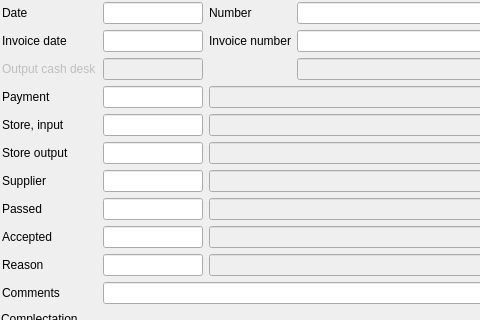
This is FrontDesk/c5storedoc.ui in End1-1/Cafe5 as Qt 5 draws it before an edit; both pictures show x 0 to 480 and y 0 to 320 of the 1162 by 613 pixel window. The edited form follows.
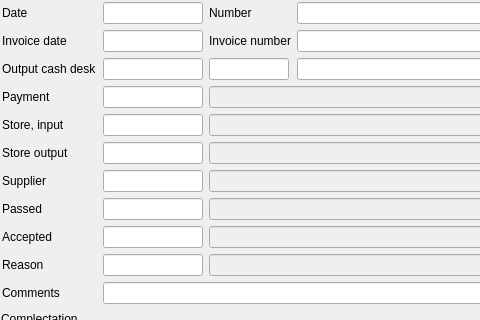
This is the edited form. Icons and pictures are not drawn. Custom widgets are drawn as their Qt base class.

```diff
--- a/FrontDesk/c5storedoc.ui
+++ b/FrontDesk/c5storedoc.ui
@@ -245,9 +245,9 @@
        </widget>
       </item>
       <item row="2" column="3">
-       <widget class="C5LineEditWithSelector" name="leCashDoc">
+       <widget class="C5LineEditWithSelector" name="leCashName">
         <property name="enabled">
-         <bool>false</bool>
+         <bool>true</bool>
         </property>
         <property name="readOnly">
          <bool>true</bool>
@@ -400,7 +400,7 @@
       <item row="2" column="0">
        <widget class="QLabel" name="lbCashDoc">
         <property name="enabled">
-         <bool>false</bool>
+         <bool>true</bool>
         </property>
         <property name="text">
          <string>Output cash desk</string>
@@ -410,7 +410,7 @@
       <item row="2" column="1">
        <widget class="C5DateEdit" name="deCashDate">
         <property name="enabled">
-         <bool>false</bool>
+         <bool>true</bool>
         </property>
         <property name="maximumSize">
          <size>
@@ -420,6 +420,16 @@
         </property>
        </widget>
       </item>
+      <item row="2" column="2">
+       <widget class="C5LineEditWithSelector" name="leCash">
+        <property name="maximumSize">
+         <size>
+          <width>80</width>
+          <height>16777215</height>
+         </size>
+        </property>
+       </widget>
+      </item>
      </layout>
     </widget>
    </item>
@@ -861,16 +871,16 @@
   </layout>
  </widget>
  <customwidgets>
-  <customwidget>
-   <class>C5LineEditWithSelector</class>
-   <extends>QLineEdit</extends>
-   <header location="global">c5lineeditwithselector.h</header>
-  </customwidget>
   <customwidget>
    <class>C5LineEdit</class>
    <extends>QLineEdit</extends>
    <header location="global">c5lineedit.h</header>
   </customwidget>
+  <customwidget>
+   <class>C5LineEditWithSelector</class>
+   <extends>QLineEdit</extends>
+   <header location="global">c5lineeditwithselector.h</header>
+  </customwidget>
   <customwidget>
    <class>C5TableWidget</class>
    <extends>QTableWidget</extends>
```
